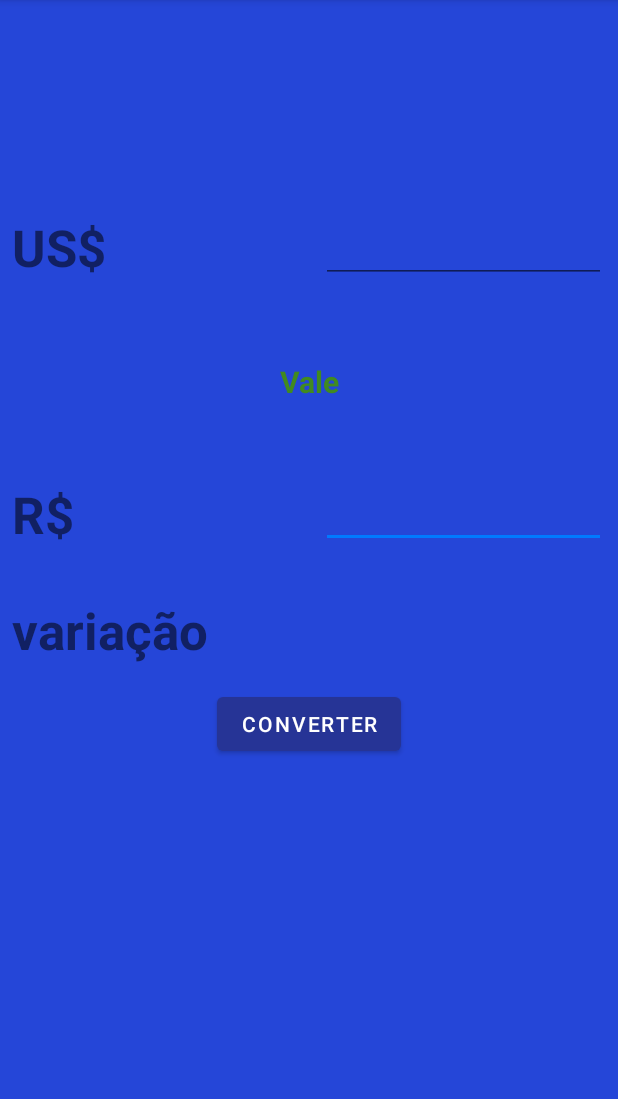
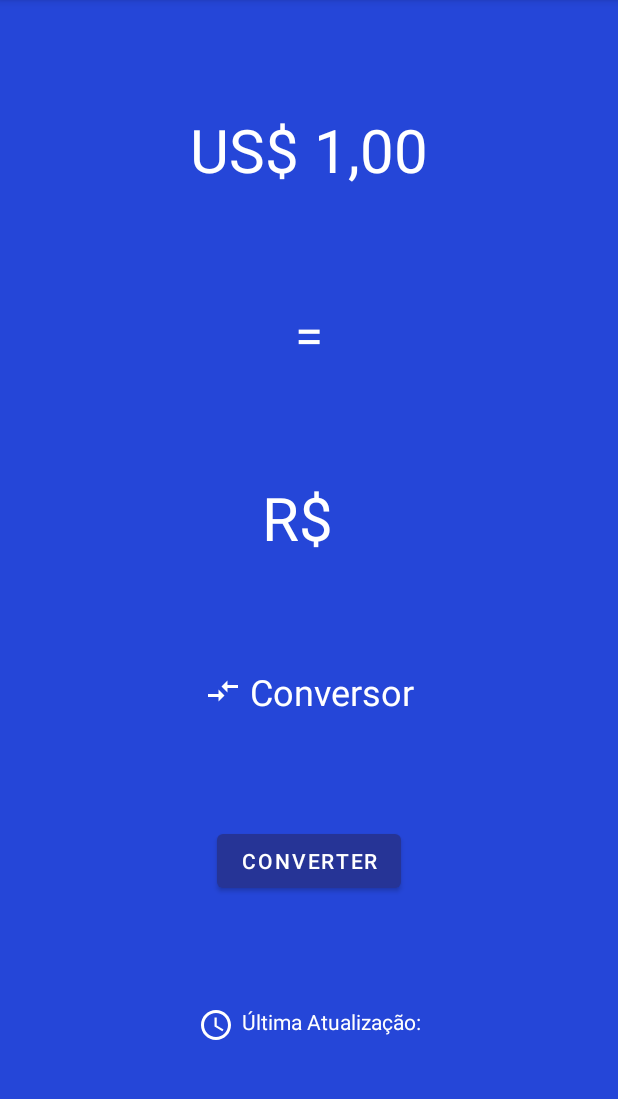
Before and after one commit to jeivison/DolarAgoraApp, an Android app: the TelaDolar screen opened directly, with no data from a screen before it, on a phone screen of 412 x 824 dp, the part 84-1183 px from its top. Run offline under Robolectric (Android 15) with nearby library versions, the light colour scheme and no system bars.

Commit message:
Implementação da atualização da API Dolar.

```diff
--- a/app/src/main/java/com/example/dolarhoje/activity/TelaDolar.java
+++ b/app/src/main/java/com/example/dolarhoje/activity/TelaDolar.java
@@ -5,9 +5,13 @@
 import android.view.View;
 import android.widget.Button;
 import android.widget.EditText;
+import android.widget.TextView;
 
 import androidx.appcompat.app.AppCompatActivity;
 import com.example.dolarhoje.R;
+
+import org.json.JSONException;
+import org.json.JSONObject;
 
 import java.io.BufferedReader;
 import java.io.IOException;
@@ -19,7 +23,7 @@
 
 public class TelaDolar extends AppCompatActivity {
 
-    private EditText editUsd;
+    private TextView editUsd;
     private Button buttonConverter;
 
 
@@ -87,7 +91,25 @@
         @Override
         protected void onPostExecute(String resultado) {
             super.onPostExecute(resultado);
-            editUsd.setText(resultado);
+
+            String objetoValor = null;
+            String valorMoeda = null;
+            String simbolo = null;
+
+            try {
+                JSONObject jsonObject = new JSONObject(resultado);
+                objetoValor = jsonObject.getString("USD");
+
+                JSONObject jsonObjectReal = new JSONObject(objetoValor);
+                valorMoeda = jsonObjectReal.getString("high");
+                simbolo = jsonObjectReal.getString("code");
+            } catch (JSONException e) {
+                e.printStackTrace();
+            }
+
+
+            //editUsd.setText(mCode);
+            editUsd.setText(simbolo+" "+valorMoeda);
         }
     }
 }
--- /dev/null
+++ b/app/src/main/res/drawable/ic_compare_24.xml
@@ -0,0 +1,5 @@
+<vector android:height="24dp" android:tint="#FFFFFF"
+    android:viewportHeight="24" android:viewportWidth="24"
+    android:width="24dp" xmlns:android="http://schemas.android.com/apk/res/android">
+    <path android:fillColor="@android:color/white" android:pathData="M9.01,14H2v2h7.01v3L13,15l-3.99,-4V14zM14.99,13v-3H22V8h-7.01V5L11,9L14.99,13z"/>
+</vector>
--- /dev/null
+++ b/app/src/main/res/drawable/ic_relogio_24.xml
@@ -0,0 +1,6 @@
+<vector android:height="24dp" android:tint="#FFFFFF"
+    android:viewportHeight="24" android:viewportWidth="24"
+    android:width="24dp" xmlns:android="http://schemas.android.com/apk/res/android">
+    <path android:fillColor="@android:color/white" android:pathData="M11.99,2C6.47,2 2,6.48 2,12s4.47,10 9.99,10C17.52,22 22,17.52 22,12S17.52,2 11.99,2zM12,20c-4.42,0 -8,-3.58 -8,-8s3.58,-8 8,-8 8,3.58 8,8 -3.58,8 -8,8z"/>
+    <path android:fillColor="@android:color/white" android:pathData="M12.5,7H11v6l5.25,3.15 0.75,-1.23 -4.5,-2.67z"/>
+</vector>
--- a/app/src/main/res/layout/activity_tela_dolar.xml
+++ b/app/src/main/res/layout/activity_tela_dolar.xml
@@ -7,110 +7,77 @@
     android:background="@color/teal_700"
     tools:context=".activity.TelaDolar">
 
-    <EditText
-        android:id="@+id/editTextNumber2"
-        android:layout_width="0dp"
+    <TextView
+        android:id="@+id/editUsd"
+        android:layout_width="63dp"
         android:layout_height="wrap_content"
-        android:layout_marginStart="8dp"
-        android:layout_marginLeft="8dp"
-        android:layout_marginTop="320dp"
-        android:layout_marginEnd="8dp"
-        android:layout_marginRight="8dp"
-        android:ems="10"
-        android:inputType="number"
-        app:layout_constraintEnd_toEndOf="parent"
-        app:layout_constraintStart_toEndOf="@+id/textView9"
-        app:layout_constraintTop_toTopOf="parent" />
-
-    <TextView
-        android:id="@+id/textView10"
-        android:layout_width="0dp"
-        android:layout_height="wrap_content"
-        android:layout_marginStart="8dp"
-        android:layout_marginLeft="8dp"
-        android:layout_marginEnd="8dp"
-        android:layout_marginRight="8dp"
-        android:layout_marginBottom="1dp"
-        android:text="US$"
-        android:textSize="34sp"
-        android:textStyle="bold"
-        app:layout_constraintBottom_toBottomOf="@+id/editUsd"
-        app:layout_constraintEnd_toStartOf="@+id/editUsd"
-        app:layout_constraintStart_toStartOf="parent" />
-
-    <TextView
-        android:id="@+id/textView7"
-        android:layout_width="0dp"
-        android:layout_height="43dp"
-        android:layout_marginStart="8dp"
-        android:layout_marginLeft="8dp"
-        android:layout_marginEnd="8dp"
-        android:layout_marginRight="8dp"
-        android:gravity="center"
-        android:text="Vale"
-        android:textColor="#418A20"
-        android:textSize="20sp"
-        android:textStyle="bold"
-        app:layout_constraintBottom_toTopOf="@+id/editTextNumber2"
+        android:text="R$"
+        android:textColor="@color/white"
+        android:textSize="40sp"
+        app:layout_constraintBottom_toTopOf="@+id/textView11"
         app:layout_constraintEnd_toEndOf="parent"
         app:layout_constraintStart_toStartOf="parent"
-        app:layout_constraintTop_toBottomOf="@+id/editUsd" />
-
-    <EditText
-        android:id="@+id/editUsd"
-        android:layout_width="0dp"
-        android:layout_height="wrap_content"
-        android:layout_marginStart="8dp"
-        android:layout_marginLeft="8dp"
-        android:layout_marginTop="143dp"
-        android:layout_marginEnd="8dp"
-        android:layout_marginRight="8dp"
-        android:ems="10"
-        android:inputType="number"
-        app:layout_constraintEnd_toEndOf="parent"
-        app:layout_constraintStart_toEndOf="@+id/textView10"
-        app:layout_constraintTop_toTopOf="parent" />
-
-    <TextView
-        android:id="@+id/textView9"
-        android:layout_width="0dp"
-        android:layout_height="wrap_content"
-        android:layout_marginStart="8dp"
-        android:layout_marginLeft="8dp"
-        android:layout_marginEnd="8dp"
-        android:layout_marginRight="8dp"
-        android:text="R$"
-        android:textSize="34sp"
-        android:textStyle="bold"
-        app:layout_constraintEnd_toStartOf="@+id/editTextNumber2"
-        app:layout_constraintStart_toStartOf="parent"
-        app:layout_constraintTop_toTopOf="@+id/editTextNumber2" />
-
-    <TextView
-        android:id="@+id/textView11"
-        android:layout_width="0dp"
-        android:layout_height="wrap_content"
-        android:layout_marginStart="8dp"
-        android:layout_marginLeft="8dp"
-        android:layout_marginTop="32dp"
-        android:layout_marginEnd="8dp"
-        android:layout_marginRight="8dp"
-        android:text="variação"
-        android:textSize="34sp"
-        android:textStyle="bold"
-        app:layout_constraintEnd_toEndOf="parent"
-        app:layout_constraintStart_toStartOf="parent"
-        app:layout_constraintTop_toBottomOf="@+id/editTextNumber2" />
+        app:layout_constraintTop_toBottomOf="@+id/textView10" />
 
     <Button
         android:id="@+id/buttonConverter"
         android:layout_width="wrap_content"
         android:layout_height="wrap_content"
-        android:layout_marginTop="16dp"
         android:text="converter"
+        app:layout_constraintBottom_toTopOf="@+id/textView12"
         app:layout_constraintEnd_toEndOf="parent"
         app:layout_constraintStart_toStartOf="parent"
         app:layout_constraintTop_toBottomOf="@+id/textView11" />
 
+    <TextView
+        android:id="@+id/textView9"
+        android:layout_width="wrap_content"
+        android:layout_height="wrap_content"
+        android:text="US$ 1,00"
+        android:textColor="@color/white"
+        android:textSize="40sp"
+        app:layout_constraintBottom_toTopOf="@+id/textView10"
+        app:layout_constraintEnd_toEndOf="parent"
+        app:layout_constraintStart_toStartOf="parent"
+        app:layout_constraintTop_toTopOf="parent" />
+
+    <TextView
+        android:id="@+id/textView10"
+        android:layout_width="wrap_content"
+        android:layout_height="wrap_content"
+        android:text="="
+        android:textColor="@color/white"
+        android:textSize="34sp"
+        app:layout_constraintBottom_toTopOf="@+id/editUsd"
+        app:layout_constraintEnd_toEndOf="parent"
+        app:layout_constraintStart_toStartOf="parent"
+        app:layout_constraintTop_toBottomOf="@+id/textView9" />
+
+    <TextView
+        android:id="@+id/textView11"
+        android:layout_width="wrap_content"
+        android:layout_height="wrap_content"
+        android:drawableLeft="@drawable/ic_compare_24"
+        android:text=" Conversor"
+        android:textColor="@color/white"
+        android:textSize="24sp"
+        app:layout_constraintBottom_toTopOf="@+id/buttonConverter"
+        app:layout_constraintEnd_toEndOf="parent"
+        app:layout_constraintStart_toStartOf="parent"
+        app:layout_constraintTop_toBottomOf="@+id/editUsd" />
+
+    <TextView
+        android:id="@+id/textView12"
+        android:layout_width="wrap_content"
+        android:layout_height="wrap_content"
+        android:drawableLeft="@drawable/ic_relogio_24"
+        android:drawablePadding="5dp"
+        android:text="Última Atualização:"
+        android:textColor="@color/white"
+        app:layout_constraintBottom_toBottomOf="parent"
+        app:layout_constraintEnd_toEndOf="parent"
+        app:layout_constraintStart_toStartOf="parent"
+        app:layout_constraintTop_toBottomOf="@+id/buttonConverter" />
+
 
 </androidx.constraintlayout.widget.ConstraintLayout>
```
